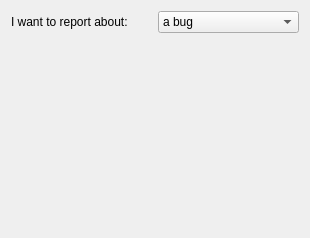
Old version of the form src/plugins/dolozhee/reporttypepage.ui in the repository 0xd34df00d/leechcraft.
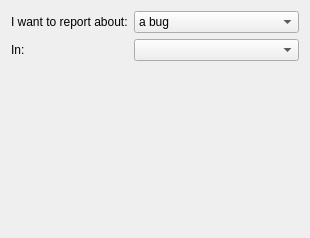
New version of the form.

Commit message: Dolozhee: request the list of issue categories.

```diff
--- a/src/plugins/dolozhee/reporttypepage.ui
+++ b/src/plugins/dolozhee/reporttypepage.ui
@@ -16,7 +16,7 @@
   <property name="title">
    <string>Report type</string>
   </property>
-  <layout class="QGridLayout" name="gridLayout">
+  <layout class="QFormLayout" name="formLayout">
    <item row="0" column="0">
     <widget class="QLabel" name="label">
      <property name="text">
@@ -39,17 +39,18 @@
     </widget>
    </item>
    <item row="1" column="0">
-    <spacer name="verticalSpacer">
-     <property name="orientation">
-      <enum>Qt::Vertical</enum>
+    <widget class="QLabel" name="label_2">
+     <property name="text">
+      <string>In:</string>
      </property>
-     <property name="sizeHint" stdset="0">
-      <size>
-       <width>20</width>
-       <height>40</height>
-      </size>
+    </widget>
+   </item>
+   <item row="1" column="1">
+    <widget class="QComboBox" name="CatCombo_">
+     <property name="sizeAdjustPolicy">
+      <enum>QComboBox::AdjustToContents</enum>
      </property>
-    </spacer>
+    </widget>
    </item>
   </layout>
  </widget>
```
The commit also changes 2 other files.
